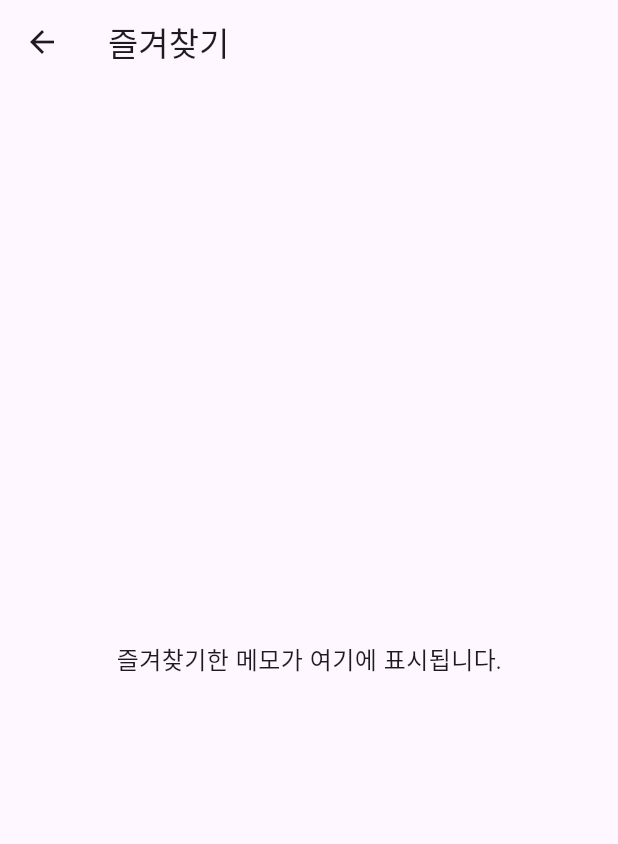
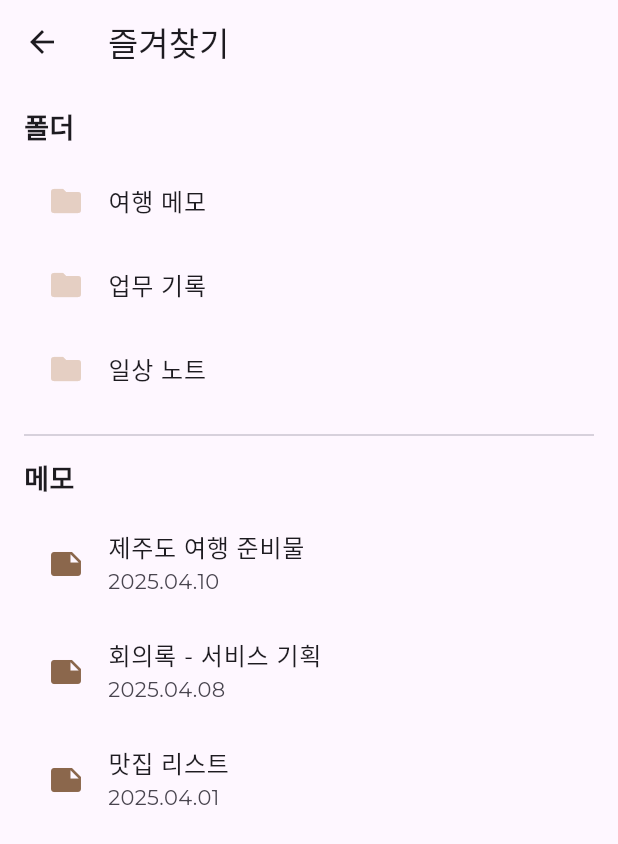
Before and after one commit to alvn84/memoRe, a Flutter app: the FavoriteScreen screen opened directly, on a phone screen of 412 x 824 dp. Shown: the top 844 px of the screen. Run offline on Flutter 3.47's test engine with Material 3 defaults, Android fonts, the light colour scheme and no system bars; our stand-ins replace shared_preferences, smooth_page_indicator, table_calendar; accounts and stored records are empty.

Commit message:
즐겨찾기 목록 예시

```diff
--- a/lib/presentation/screen/sidebar/favorite/favorite_screen.dart
+++ b/lib/presentation/screen/sidebar/favorite/favorite_screen.dart
@@ -2,6 +2,27 @@ import 'package:flutter/material.dart';
 
 class FavoriteScreen extends StatelessWidget {
   const FavoriteScreen({super.key});
+
+  final List<String> folderList = const [
+    '여행 메모',
+    '업무 기록',
+    '일상 노트',
+  ];
+
+  final List<Map<String, String>> memoList = const [
+    {
+      'title': '제주도 여행 준비물',
+      'date': '2025.04.10',
+    },
+    {
+      'title': '회의록 - 서비스 기획',
+      'date': '2025.04.08',
+    },
+    {
+      'title': '맛집 리스트',
+      'date': '2025.04.01',
+    },
+  ];
 
   @override
   Widget build(BuildContext context) {
@@ -9,11 +30,30 @@ class FavoriteScreen extends StatelessWidget {
       appBar: AppBar(
         title: const Text('즐겨찾기'),
       ),
-      body: const Center(
-        child: Text(
-          '즐겨찾기한 메모가 여기에 표시됩니다.',
-          style: TextStyle(fontSize: 16),
-        ),
+      body: ListView(
+        padding: const EdgeInsets.all(16),
+        children: [
+          const Text(
+            '폴더',
+            style: TextStyle(fontSize: 18, fontWeight: FontWeight.bold),
+          ),
+          const SizedBox(height: 8),
+          ...folderList.map((folder) => ListTile(
+            leading: const Icon(Icons.folder, color: Color(0xFFE5CFC3)),
+            title: Text(folder),
+          )),
+          const Divider(height: 32),
+          const Text(
+            '메모',
+            style: TextStyle(fontSize: 18, fontWeight: FontWeight.bold),
+          ),
+          const SizedBox(height: 8),
+          ...memoList.map((memo) => ListTile(
+            leading: const Icon(Icons.note, color: Color(0xFF8B674C)),
+            title: Text(memo['title']!),
+            subtitle: Text('${memo['date']}'),
+          )),
+        ],
       ),
     );
   }
```
